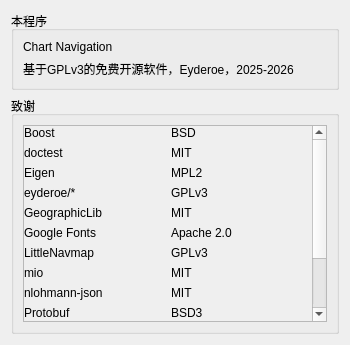
Eyderoe/ChartNavigation, file src/gui/about_dialog.ui: the form before one commit.
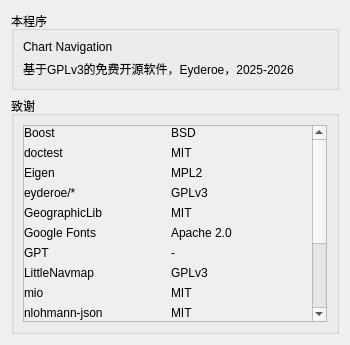
The form after the commit.

The edit to the form file:
```diff
--- a/src/gui/about_dialog.ui
+++ b/src/gui/about_dialog.ui
@@ -97,7 +97,7 @@
               </property>
              </widget>
             </item>
-            <item row="11" column="0">
+            <item row="12" column="0">
              <widget class="QLabel" name="label_19">
               <property name="text">
                <string>QDarkStyleSheet</string>
@@ -111,7 +111,7 @@
               </property>
              </widget>
             </item>
-            <item row="10" column="1">
+            <item row="11" column="1">
              <widget class="QLabel" name="label_4">
               <property name="text">
                <string>MIT</string>
@@ -125,7 +125,7 @@
               </property>
              </widget>
             </item>
-            <item row="13" column="1">
+            <item row="14" column="1">
              <widget class="QLabel" name="label_26">
               <property name="text">
                <string>MIT</string>
@@ -146,28 +146,28 @@
               </property>
              </widget>
             </item>
-            <item row="7" column="0">
+            <item row="8" column="0">
              <widget class="QLabel" name="label_23">
               <property name="text">
                <string>mio</string>
               </property>
              </widget>
             </item>
-            <item row="10" column="0">
+            <item row="11" column="0">
              <widget class="QLabel" name="label_3">
               <property name="text">
                <string>QCoro</string>
               </property>
              </widget>
             </item>
-            <item row="7" column="1">
+            <item row="8" column="1">
              <widget class="QLabel" name="label_24">
               <property name="text">
                <string>MIT</string>
               </property>
              </widget>
             </item>
-            <item row="9" column="1">
+            <item row="10" column="1">
              <widget class="QLabel" name="label_6">
               <property name="text">
                <string>BSD3</string>
@@ -195,14 +195,14 @@
               </property>
              </widget>
             </item>
-            <item row="12" column="1">
+            <item row="13" column="1">
              <widget class="QLabel" name="label_18">
               <property name="text">
                <string>LGPLv3/GPLv3</string>
               </property>
              </widget>
             </item>
-            <item row="11" column="1">
+            <item row="12" column="1">
              <widget class="QLabel" name="label_20">
               <property name="text">
                <string>MIT</string>
@@ -216,21 +216,21 @@
               </property>
              </widget>
             </item>
-            <item row="8" column="0">
+            <item row="9" column="0">
              <widget class="QLabel" name="label_15">
               <property name="text">
                <string>nlohmann-json</string>
               </property>
              </widget>
             </item>
-            <item row="13" column="0">
+            <item row="14" column="0">
              <widget class="QLabel" name="label_25">
               <property name="text">
                <string>rapidhash</string>
               </property>
              </widget>
             </item>
-            <item row="8" column="1">
+            <item row="9" column="1">
              <widget class="QLabel" name="label_16">
               <property name="text">
                <string>MIT</string>
@@ -251,14 +251,14 @@
               </property>
              </widget>
             </item>
-            <item row="9" column="0">
+            <item row="10" column="0">
              <widget class="QLabel" name="label_5">
               <property name="text">
                <string>Protobuf</string>
               </property>
              </widget>
             </item>
-            <item row="12" column="0">
+            <item row="13" column="0">
              <widget class="QLabel" name="label_17">
               <property name="text">
                <string>Qt</string>
@@ -272,20 +272,48 @@
               </property>
              </widget>
             </item>
-            <item row="6" column="0">
+            <item row="7" column="0">
              <widget class="QLabel" name="label_29">
               <property name="text">
                <string>LittleNavmap</string>
               </property>
              </widget>
             </item>
-            <item row="6" column="1">
+            <item row="7" column="1">
              <widget class="QLabel" name="label_30">
               <property name="text">
                <string>GPLv3</string>
               </property>
              </widget>
             </item>
+            <item row="6" column="0">
+             <widget class="QLabel" name="gpt_label">
+              <property name="text">
+               <string>GPT</string>
+              </property>
+             </widget>
+            </item>
+            <item row="6" column="1">
+             <widget class="QLabel" name="gptLicense_label">
+              <property name="text">
+               <string>-</string>
+              </property>
+             </widget>
+            </item>
+            <item row="15" column="0">
+             <widget class="QLabel" name="weatherReports_label">
+              <property name="text">
+               <string>weather-reports</string>
+              </property>
+             </widget>
+            </item>
+            <item row="15" column="1">
+             <widget class="QLabel" name="weatherReportsLicense_label">
+              <property name="text">
+               <string>MIT</string>
+              </property>
+             </widget>
+            </item>
            </layout>
           </item>
          </layout>
```
